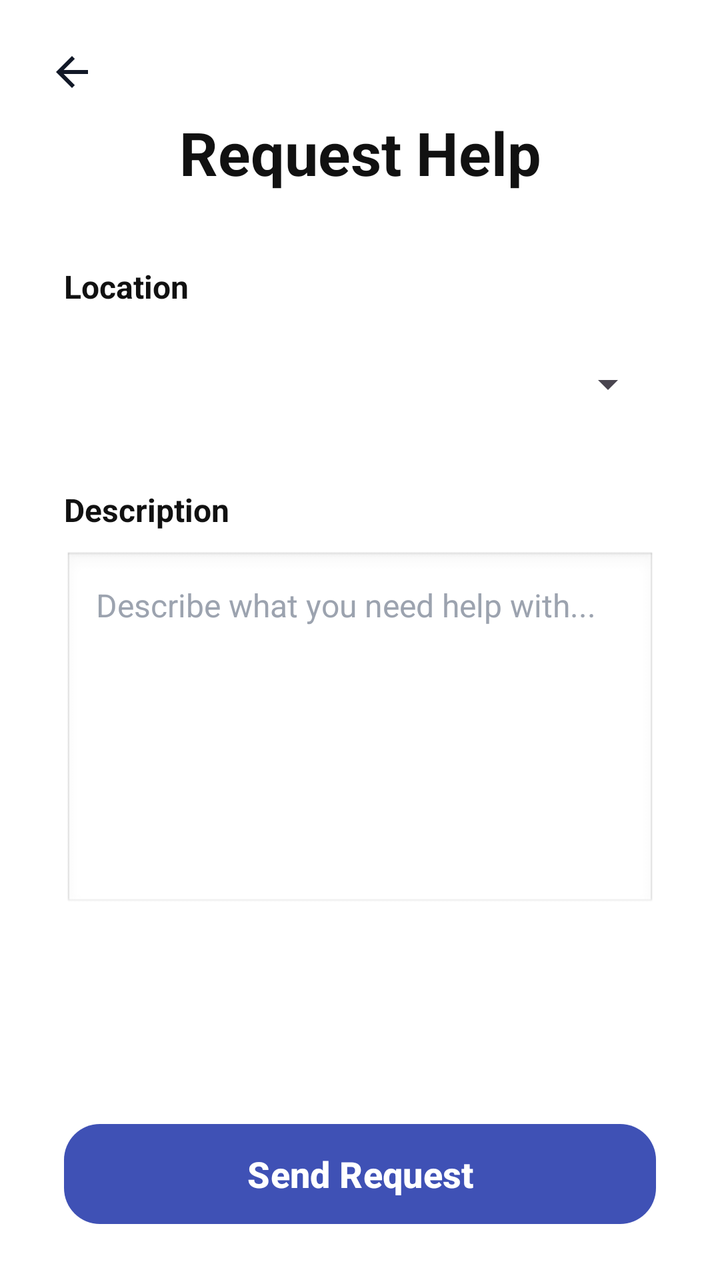
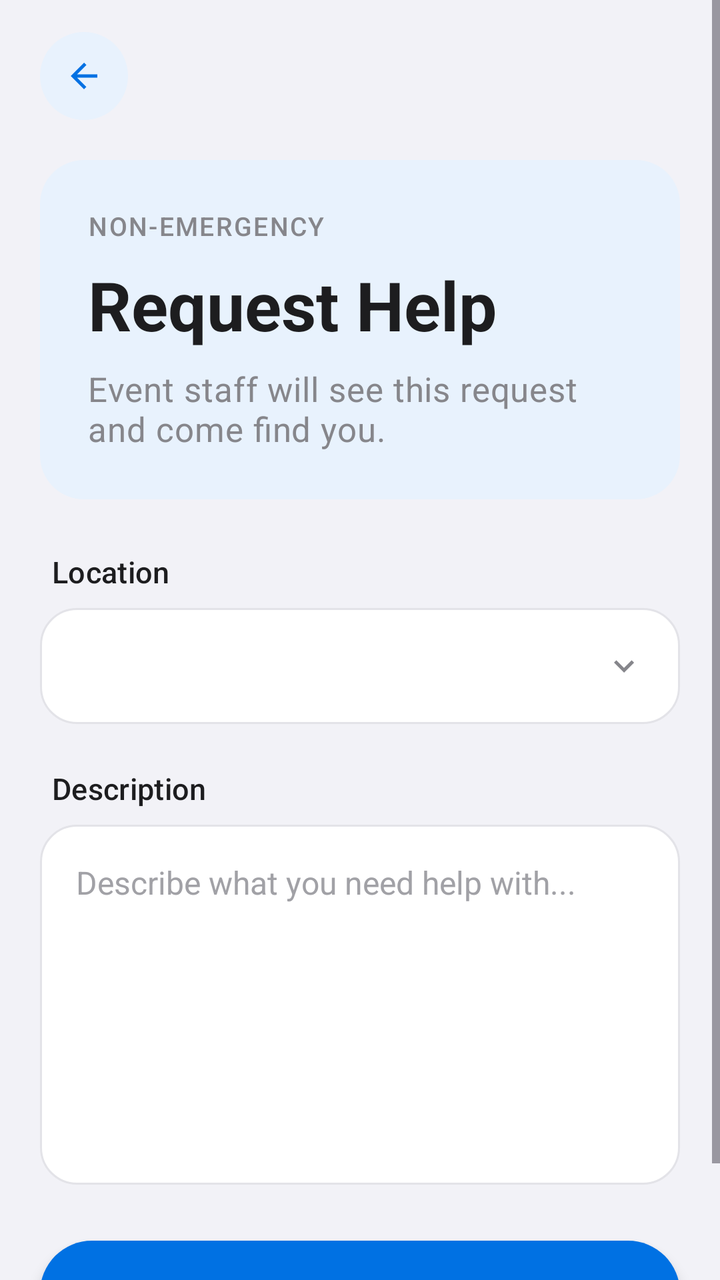

An Android layout rendered at two revisions. The XML below is the earlier revision; the diff shows what the commit changed to produce the second picture.
<!-- AndroidManifest.xml: application theme Theme.FirstLink -->
<!-- res/layout/attendee_help.xml -->
<?xml version="1.0" encoding="utf-8"?>
<androidx.constraintlayout.widget.ConstraintLayout
    xmlns:android="http://schemas.android.com/apk/res/android"
    xmlns:app="http://schemas.android.com/apk/res-auto"
    android:id="@+id/attendee_help"
    android:layout_width="match_parent"
    android:layout_height="match_parent"
    android:background="#FFFFFF">

    <ImageButton
        android:id="@+id/back_button"
        android:layout_width="48dp"
        android:layout_height="48dp"
        android:layout_marginStart="12dp"
        android:layout_marginTop="12dp"
        android:background="?attr/selectableItemBackgroundBorderless"
        android:contentDescription="Back"
        android:src="@drawable/ic_back"
        app:layout_constraintStart_toStartOf="parent"
        app:layout_constraintTop_toTopOf="parent" />

    <TextView
        android:id="@+id/attendee_help_title"
        android:layout_width="wrap_content"
        android:layout_height="wrap_content"
        android:layout_marginTop="56dp"
        android:text="Request Help"
        android:textColor="#111111"
        android:textSize="30sp"
        android:textStyle="bold"
        app:layout_constraintTop_toTopOf="parent"
        app:layout_constraintStart_toStartOf="parent"
        app:layout_constraintEnd_toEndOf="parent"/>

    <TextView
        android:id="@+id/attendee_help_location_label"
        android:layout_width="wrap_content"
        android:layout_height="wrap_content"
        android:layout_marginStart="32dp"
        android:layout_marginTop="36dp"
        android:text="Location"
        android:textColor="#111111"
        android:textSize="16sp"
        android:textStyle="bold"
        app:layout_constraintTop_toBottomOf="@id/attendee_help_title"
        app:layout_constraintStart_toStartOf="parent"/>

    <Spinner
        android:id="@+id/attendee_help_location_spinner"
        android:layout_width="0dp"
        android:layout_height="56dp"
        android:layout_marginStart="32dp"
        android:layout_marginTop="10dp"
        android:layout_marginEnd="32dp"
        app:layout_constraintTop_toBottomOf="@id/attendee_help_location_label"
        app:layout_constraintStart_toStartOf="parent"
        app:layout_constraintEnd_toEndOf="parent"/>

    <TextView
        android:id="@+id/attendee_help_description_label"
        android:layout_width="wrap_content"
        android:layout_height="wrap_content"
        android:layout_marginStart="32dp"
        android:layout_marginTop="24dp"
        android:text="Description"
        android:textColor="#111111"
        android:textSize="16sp"
        android:textStyle="bold"
        app:layout_constraintTop_toBottomOf="@id/attendee_help_location_spinner"
        app:layout_constraintStart_toStartOf="parent"/>

    <EditText
        android:id="@+id/attendee_help_description"
        android:layout_width="0dp"
        android:layout_height="180dp"
        android:layout_marginStart="32dp"
        android:layout_marginTop="10dp"
        android:layout_marginEnd="32dp"
        android:background="@android:drawable/edit_text"
        android:gravity="top|start"
        android:hint="Describe what you need help with..."
        android:inputType="textMultiLine"
        android:padding="16dp"
        android:textColor="#111111"
        android:textColorHint="#9CA3AF"
        android:textSize="16sp"
        app:layout_constraintTop_toBottomOf="@id/attendee_help_description_label"
        app:layout_constraintStart_toStartOf="parent"
        app:layout_constraintEnd_toEndOf="parent"/>

    <com.google.android.material.button.MaterialButton
        android:id="@+id/attendee_help_send_button"
        android:layout_width="0dp"
        android:layout_height="58dp"
        android:layout_marginStart="32dp"
        android:layout_marginEnd="32dp"
        android:layout_marginBottom="24dp"
        android:text="Send Request"
        android:textAllCaps="false"
        android:textSize="18sp"
        android:textStyle="bold"
        app:backgroundTint="#3F51B5"
        app:cornerRadius="18dp"
        app:layout_constraintBottom_toBottomOf="parent"
        app:layout_constraintStart_toStartOf="parent"
        app:layout_constraintEnd_toEndOf="parent"/>

</androidx.constraintlayout.widget.ConstraintLayout>
<!-- resources referenced by this layout -->
<resources>
  <style name="Base.Theme.FirstLink" parent="Theme.Material3.DayNight.NoActionBar">
          
          
      </style>
  <!-- unchanged entries left out for length: 2 -->
</resources>

<!-- the commit's change to res/layout/attendee_help.xml (unified diff, before → after) -->
@@ -1,108 +1,115 @@
 <?xml version="1.0" encoding="utf-8"?>
-<androidx.constraintlayout.widget.ConstraintLayout
-    xmlns:android="http://schemas.android.com/apk/res/android"
+<ScrollView xmlns:android="http://schemas.android.com/apk/res/android"
     xmlns:app="http://schemas.android.com/apk/res-auto"
     android:id="@+id/attendee_help"
     android:layout_width="match_parent"
     android:layout_height="match_parent"
-    android:background="#FFFFFF">
+    android:background="@color/surface"
+    android:clipToPadding="false"
+    android:fillViewport="true">
 
-    <ImageButton
-        android:id="@+id/back_button"
-        android:layout_width="48dp"
-        android:layout_height="48dp"
-        android:layout_marginStart="12dp"
-        android:layout_marginTop="12dp"
-        android:background="?attr/selectableItemBackgroundBorderless"
-        android:contentDescription="Back"
-        android:src="@drawable/ic_back"
-        app:layout_constraintStart_toStartOf="parent"
-        app:layout_constraintTop_toTopOf="parent" />
+    <LinearLayout
+        android:layout_width="match_parent"
+        android:layout_height="wrap_content"
+        android:clipToPadding="false"
+        android:orientation="vertical"
+        android:paddingStart="20dp"
+        android:paddingEnd="20dp"
+        android:paddingBottom="28dp">
 
-    <TextView
-        android:id="@+id/attendee_help_title"
-        android:layout_width="wrap_content"
-        android:layout_height="wrap_content"
-        android:layout_marginTop="56dp"
-        android:text="Request Help"
-        android:textColor="#111111"
-        android:textSize="30sp"
-        android:textStyle="bold"
-        app:layout_constraintTop_toTopOf="parent"
-        app:layout_constraintStart_toStartOf="parent"
-        app:layout_constraintEnd_toEndOf="parent"/>
+        <ImageButton
+            android:id="@+id/back_button"
+            style="@style/Widget.FirstLink.BackButton"
+            android:layout_width="44dp"
+            android:layout_height="44dp"
+            android:layout_marginTop="16dp"
+            android:contentDescription="Back"
+            android:src="@drawable/ic_back" />
 
-    <TextView
-        android:id="@+id/attendee_help_location_label"
-        android:layout_width="wrap_content"
-        android:layout_height="wrap_content"
-        android:layout_marginStart="32dp"
-        android:layout_marginTop="36dp"
-        android:text="Location"
-        android:textColor="#111111"
-        android:textSize="16sp"
-        android:textStyle="bold"
-        app:layout_constraintTop_toBottomOf="@id/attendee_help_title"
-        app:layout_constraintStart_toStartOf="parent"/>
+        <LinearLayout
+            android:id="@+id/attendee_help_header_card"
+            style="@style/Widget.FirstLink.HeaderCard"
+            android:layout_width="match_parent"
+            android:layout_height="wrap_content"
+            android:layout_marginTop="20dp"
+            android:orientation="vertical"
+            android:padding="24dp">
 
-    <Spinner
-        android:id="@+id/attendee_help_location_spinner"
-        android:layout_width="0dp"
-        android:layout_height="56dp"
-        android:layout_marginStart="32dp"
-        android:layout_marginTop="10dp"
-        android:layout_marginEnd="32dp"
-        app:layout_constraintTop_toBottomOf="@id/attendee_help_location_label"
-        app:layout_constraintStart_toStartOf="parent"
-        app:layout_constraintEnd_toEndOf="parent"/>
+            <TextView
+                style="@style/TextAppearance.FirstLink.Eyebrow"
+                android:layout_width="wrap_content"
+                android:layout_height="wrap_content"
+                android:text="Non-emergency"
+                android:textColor="@color/on_gradient_muted" />
 
-    <TextView
-        android:id="@+id/attendee_help_description_label"
-        android:layout_width="wrap_content"
-        android:layout_height="wrap_content"
-        android:layout_marginStart="32dp"
-        android:layout_marginTop="24dp"
-        android:text="Description"
-        android:textColor="#111111"
-        android:textSize="16sp"
-        android:textStyle="bold"
-        app:layout_constraintTop_toBottomOf="@id/attendee_help_location_spinner"
-        app:layout_constraintStart_toStartOf="parent"/>
+            <TextView
+                android:id="@+id/attendee_help_title"
+                style="@style/TextAppearance.FirstLink.Hero"
+                android:layout_width="wrap_content"
+                android:layout_height="wrap_content"
+                android:layout_marginTop="8dp"
+                android:text="Request Help" />
 
-    <EditText
-        android:id="@+id/attendee_help_description"
-        android:layout_width="0dp"
-        android:layout_height="180dp"
-        android:layout_marginStart="32dp"
-        android:layout_marginTop="10dp"
-        android:layout_marginEnd="32dp"
-        android:background="@android:drawable/edit_text"
-        android:gravity="top|start"
-        android:hint="Describe what you need help with..."
-        android:inputType="textMultiLine"
-        android:padding="16dp"
-        android:textColor="#111111"
-        android:textColorHint="#9CA3AF"
-        android:textSize="16sp"
-        app:layout_constraintTop_toBottomOf="@id/attendee_help_description_label"
-        app:layout_constraintStart_toStartOf="parent"
-        app:layout_constraintEnd_toEndOf="parent"/>
+            <TextView
+                style="@style/TextAppearance.FirstLink.HeroBody"
+                android:layout_width="match_parent"
+                android:layout_height="wrap_content"
+                android:layout_marginTop="8dp"
+                android:text="Event staff will see this request and come find you." />
+        </LinearLayout>
 
-    <com.google.android.material.button.MaterialButton
-        android:id="@+id/attendee_help_send_button"
-        android:layout_width="0dp"
-        android:layout_height="58dp"
-        android:layout_marginStart="32dp"
-        android:layout_marginEnd="32dp"
-        android:layout_marginBottom="24dp"
-        android:text="Send Request"
-        android:textAllCaps="false"
-        android:textSize="18sp"
-        android:textStyle="bold"
-        app:backgroundTint="#3F51B5"
-        app:cornerRadius="18dp"
-        app:layout_constraintBottom_toBottomOf="parent"
-        app:layout_constraintStart_toStartOf="parent"
-        app:layout_constraintEnd_toEndOf="parent"/>
+        <TextView
+            android:id="@+id/attendee_help_location_label"
+            style="@style/TextAppearance.FirstLink.FieldLabel"
+            android:layout_width="wrap_content"
+            android:layout_height="wrap_content"
+            android:layout_marginStart="6dp"
+            android:layout_marginTop="26dp"
+            android:text="Location" />
 
-</androidx.constraintlayout.widget.ConstraintLayout>
+        <Spinner
+            android:id="@+id/attendee_help_location_spinner"
+            android:layout_width="match_parent"
+            android:layout_height="58dp"
+            android:layout_marginTop="8dp"
+            android:background="@drawable/bg_spinner"
+            android:paddingStart="18dp"
+            android:paddingEnd="46dp" />
+
+        <TextView
+            android:id="@+id/attendee_help_description_label"
+            style="@style/TextAppearance.FirstLink.FieldLabel"
+            android:layout_width="wrap_content"
+            android:layout_height="wrap_content"
+            android:layout_marginStart="6dp"
+            android:layout_marginTop="22dp"
+            android:text="Description" />
+
+        <EditText
+            android:id="@+id/attendee_help_description"
+            android:layout_width="match_parent"
+            android:layout_height="180dp"
+            android:layout_marginTop="8dp"
+            android:background="@drawable/bg_input_field"
+            android:gravity="top|start"
+            android:hint="Describe what you need help with..."
+            android:inputType="textMultiLine"
+            android:lineSpacingExtra="3dp"
+            android:padding="18dp"
+            android:textColor="@color/text_primary"
+            android:textColorHint="@color/text_hint"
+            android:textSize="16sp" />
+
+        <com.google.android.material.button.MaterialButton
+            android:id="@+id/attendee_help_send_button"
+            style="@style/Widget.FirstLink.Button.Primary"
+            android:layout_width="match_parent"
+            android:layout_height="60dp"
+            android:layout_marginTop="24dp"
+            android:text="Send Request"
+            android:textSize="17sp"
+            android:textStyle="bold" />
+
+    </LinearLayout>
+
+</ScrollView>
<!-- resource entries referenced after the edit -->
@@ -1,9 +1,200 @@
 <!-- resources referenced by this layout -->
 <resources>
+  <color name="on_gradient_muted">#86868B</color>
+  <color name="surface">#F2F2F7</color>
+  <color name="text_hint">#A1A1A6</color>
+  <color name="text_primary">#1D1D1F</color>
+  <!-- drawable bg_input_field (drawable) -->
+  <?xml version="1.0" encoding="utf-8"?>
+  <shape xmlns:android="http://schemas.android.com/apk/res/android"
+      android:shape="rectangle">
+      <corners android:radius="18dp" />
+      <solid android:color="@color/surface_alt" />
+      <stroke
+          android:width="1dp"
+          android:color="@color/border_light" />
+  </shape>
+  <!-- drawable bg_spinner (drawable) -->
+  <?xml version="1.0" encoding="utf-8"?>
+  <layer-list xmlns:android="http://schemas.android.com/apk/res/android">
+      <item android:drawable="@drawable/bg_input_field" />
+      <item
+          android:width="20dp"
+          android:height="20dp"
+          android:drawable="@drawable/ic_chevron_down"
+          android:end="18dp"
+          android:gravity="end|center_vertical" />
+  </layer-list>
+  <style name="TextAppearance.FirstLink.Eyebrow" parent="TextAppearance.Material3.LabelSmall">
+          <item name="android:textSize">13sp</item>
+          <item name="android:fontFamily">sans-serif-medium</item>
+          <item name="android:letterSpacing">0.06</item>
+          <item name="android:textAllCaps">true</item>
+      </style>
+  <style name="TextAppearance.FirstLink.FieldLabel" parent="TextAppearance.Material3.LabelLarge">
+          <item name="android:textSize">15sp</item>
+          <item name="android:fontFamily">sans-serif-medium</item>
+          <item name="android:textColor">@color/text_primary</item>
+      </style>
+  <style name="TextAppearance.FirstLink.Hero" parent="TextAppearance.Material3.HeadlineMedium">
+          <item name="android:textSize">34sp</item>
+          <item name="android:textStyle">bold</item>
+          <item name="android:textColor">@color/on_gradient</item>
+          <item name="android:lineSpacingMultiplier">1.1</item>
+      </style>
+  <style name="TextAppearance.FirstLink.HeroBody" parent="TextAppearance.Material3.BodyMedium">
+          <item name="android:textSize">17sp</item>
+          <item name="android:textColor">@color/on_gradient_muted</item>
+          <item name="android:lineSpacingMultiplier">1.45</item>
+      </style>
+  <style name="Widget.FirstLink.BackButton" parent="">
+          <item name="android:background">@drawable/bg_circle_brand_soft</item>
+          <item name="android:foreground">?attr/selectableItemBackgroundBorderless</item>
+          <item name="android:padding">12dp</item>
+          <item name="android:scaleType">fitCenter</item>
+          <item name="android:tint">@color/brand_primary</item>
+      </style>
+  <style name="Widget.FirstLink.Button.Primary" parent="Widget.FirstLink.Button">
+          <item name="backgroundTint">@color/brand_primary</item>
+          <item name="android:textColor">@color/white</item>
+          <item name="android:elevation">4dp</item>
+          <item name="elevation">4dp</item>
+          <item name="android:outlineSpotShadowColor" tools:targetApi="p">@color/brand_glow</item>
+          <item name="android:outlineAmbientShadowColor" tools:targetApi="p">@color/brand_glow</item>
+      </style>
+  <style name="Widget.FirstLink.HeaderCard" parent="Widget.FirstLink.HeroCard">
+          <item name="android:background">@drawable/bg_header_hero</item>
+      </style>
+  <color name="surface_alt">#FFFFFF</color>
+  <color name="border_light">#E3E3E8</color>
+  <!-- drawable ic_chevron_down (drawable) -->
+  <vector xmlns:android="http://schemas.android.com/apk/res/android"
+      android:width="20dp"
+      android:height="20dp"
+      android:viewportWidth="24"
+      android:viewportHeight="24"
+      android:tint="@color/text_secondary">
+      <path
+          android:fillColor="#FFFFFFFF"
+          android:pathData="M7.41,8.59L12,13.17l4.59,-4.58L18,10l-6,6 -6,-6 1.41,-1.41z" />
+  </vector>
+  <color name="on_gradient">#1D1D1F</color>
+  <!-- drawable bg_circle_brand_soft (drawable) -->
+  <?xml version="1.0" encoding="utf-8"?>
+  <shape xmlns:android="http://schemas.android.com/apk/res/android"
+      android:shape="oval">
+      <solid android:color="@color/brand_primary_container" />
+  </shape>
+  <color name="brand_primary">#0071E3</color>
+  <style name="Widget.FirstLink.Button" parent="Widget.Material3.Button">
+          <item name="android:stateListAnimator">@animator/button_press_feedback</item>
+          <item name="android:textAllCaps">false</item>
+          <item name="android:letterSpacing">0</item>
+          <item name="shapeAppearanceOverlay">@style/ShapeAppearance.FirstLink.Pill</item>
+          <item name="strokeWidth">0dp</item>
+      </style>
+  <color name="white">#FFFFFFFF</color>
+  <color name="brand_glow">#1D1D1F</color>
+  <style name="Widget.FirstLink.HeroCard" parent="">
+          <item name="android:background">@null</item>
+          <item name="android:elevation">0dp</item>
+      </style>
+  <!-- drawable bg_header_hero (drawable) -->
+  <?xml version="1.0" encoding="utf-8"?>
+  <shape xmlns:android="http://schemas.android.com/apk/res/android"
+      android:shape="rectangle">
+      <corners android:radius="22dp" />
+      <solid android:color="@color/brand_primary_container" />
+  </shape>
   <style name="Base.Theme.FirstLink" parent="Theme.Material3.DayNight.NoActionBar">
+          <item name="colorPrimary">@color/brand_primary</item>
+          <item name="colorOnPrimary">@color/white</item>
+          <item name="colorPrimaryContainer">@color/brand_primary_container</item>
+          <item name="colorOnPrimaryContainer">@color/brand_on_primary_container</item>
+  
+          <item name="colorSecondary">@color/brand_primary</item>
+          <item name="colorOnSecondary">@color/white</item>
+  
+          <item name="colorError">@color/danger</item>
+          <item name="colorOnError">@color/white</item>
+  
+          <item name="android:colorBackground">@color/surface</item>
+          <item name="colorOnBackground">@color/text_primary</item>
+          <item name="colorSurface">@color/surface</item>
+          <item name="colorOnSurface">@color/text_primary</item>
+          <item name="colorOutline">@color/border_light</item>
           
+          <item name="elevationOverlayEnabled">false</item>
+  
+          <item name="android:statusBarColor">@color/surface</item>
+          <item name="android:navigationBarColor">@color/surface</item>
+          <item name="android:windowLightStatusBar">true</item>
+  
+          <item name="shapeAppearanceSmallComponent">@style/ShapeAppearance.FirstLink.Small</item>
+          <item name="shapeAppearanceMediumComponent">@style/ShapeAppearance.FirstLink.Medium</item>
+          <item name="shapeAppearanceLargeComponent">@style/ShapeAppearance.FirstLink.Large</item>
+  
           
-      </style>
+          <item name="materialButtonStyle">@style/Widget.FirstLink.Button.Primary</item>
+  
+          
+          <item name="android:windowAnimationStyle">@style/WindowAnimation.FirstLink</item>
+  
+          <item name="materialAlertDialogTheme">@style/ThemeOverlay.FirstLink.Dialog</item>
+      </style>
+  <color name="text_secondary">#86868B</color>
+  <color name="brand_primary_container">#E8F2FD</color>
+  <style name="ShapeAppearance.FirstLink.Pill" parent="">
+          <item name="cornerFamily">rounded</item>
+          <item name="cornerSize">50%</item>
+      </style>
+  <color name="brand_on_primary_container">#0058B8</color>
+  <color name="danger">#D70015</color>
+  <style name="ShapeAppearance.FirstLink.Small" parent="ShapeAppearance.Material3.SmallComponent">
+          <item name="cornerSize">16dp</item>
+      </style>
+  <style name="ShapeAppearance.FirstLink.Medium" parent="ShapeAppearance.Material3.MediumComponent">
+          <item name="cornerSize">20dp</item>
+      </style>
+  <style name="ShapeAppearance.FirstLink.Large" parent="ShapeAppearance.Material3.LargeComponent">
+          <item name="cornerSize">28dp</item>
+      </style>
+  <style name="WindowAnimation.FirstLink" parent="@android:style/Animation.Activity">
+          <item name="android:activityOpenEnterAnimation">@anim/activity_open_enter</item>
+          <item name="android:activityOpenExitAnimation">@anim/activity_open_exit</item>
+          <item name="android:activityCloseEnterAnimation">@anim/activity_close_enter</item>
+          <item name="android:activityCloseExitAnimation">@anim/activity_close_exit</item>
+      </style>
+  <style name="ThemeOverlay.FirstLink.Dialog" parent="ThemeOverlay.Material3.MaterialAlertDialog">
+          <item name="colorSurface">@color/dialog_glass_surface</item>
+          <item name="colorSurfaceContainerHigh">@color/dialog_glass_surface</item>
+          <item name="android:backgroundDimAmount">0.32</item>
+          <item name="colorOnSurface">@color/text_primary</item>
+          <item name="colorOnSurfaceVariant">@color/text_body</item>
+          <item name="shapeAppearanceCornerLarge">@style/ShapeAppearance.FirstLink.Large</item>
+          <item name="buttonBarPositiveButtonStyle">@style/Widget.FirstLink.Button.Dialog.Positive</item>
+          <item name="buttonBarNegativeButtonStyle">@style/Widget.FirstLink.Button.Dialog.Negative</item>
+          <item name="buttonBarNeutralButtonStyle">@style/Widget.FirstLink.Button.Dialog.Negative</item>
+      </style>
+  <color name="dialog_glass_surface">#F2FFFFFF</color>
+  <color name="text_body">#424245</color>
+  <style name="Widget.FirstLink.Button.Dialog.Positive">
+          <item name="backgroundTint">@color/brand_primary</item>
+          <item name="android:textColor">@color/white</item>
+          <item name="android:elevation">4dp</item>
+          <item name="elevation">4dp</item>
+          <item name="android:outlineSpotShadowColor" tools:targetApi="p">@color/brand_glow</item>
+          <item name="android:outlineAmbientShadowColor" tools:targetApi="p">@color/brand_glow</item>
+      </style>
+  <style name="Widget.FirstLink.Button.Dialog.Negative">
+          <item name="backgroundTint">@color/glass_fill</item>
+          <item name="android:textColor">@color/text_body</item>
+          <item name="android:elevation">0dp</item>
+          <item name="elevation">0dp</item>
+          <item name="rippleColor">@color/glass_ripple</item>
+      </style>
+  <color name="glass_fill">#E9E9EE</color>
+  <color name="glass_ripple">#DEDEE3</color>
   <!-- unchanged entries left out for length: 2 -->
 </resources>
 
